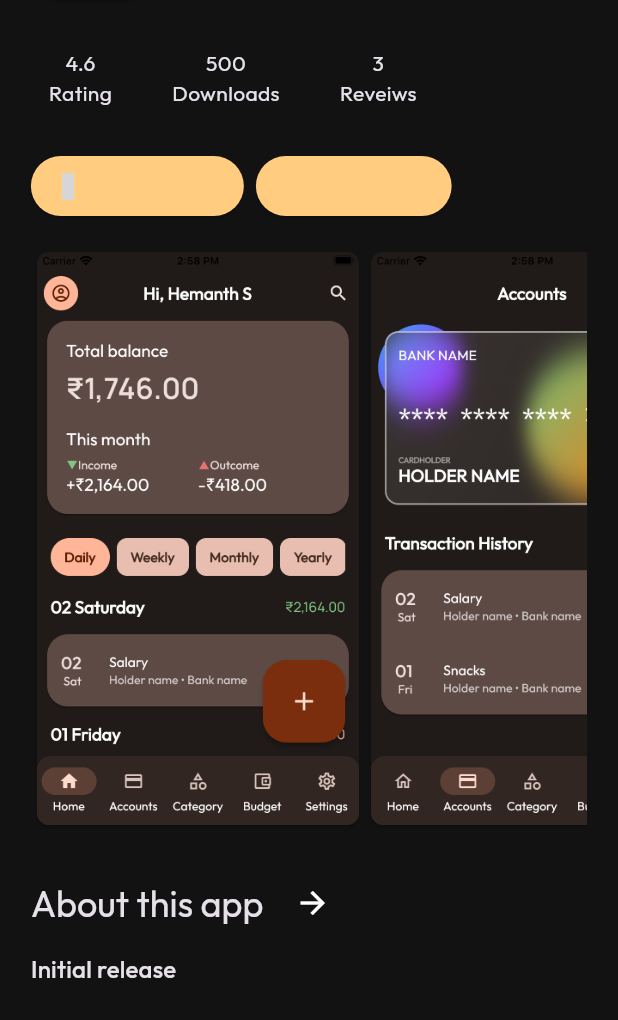
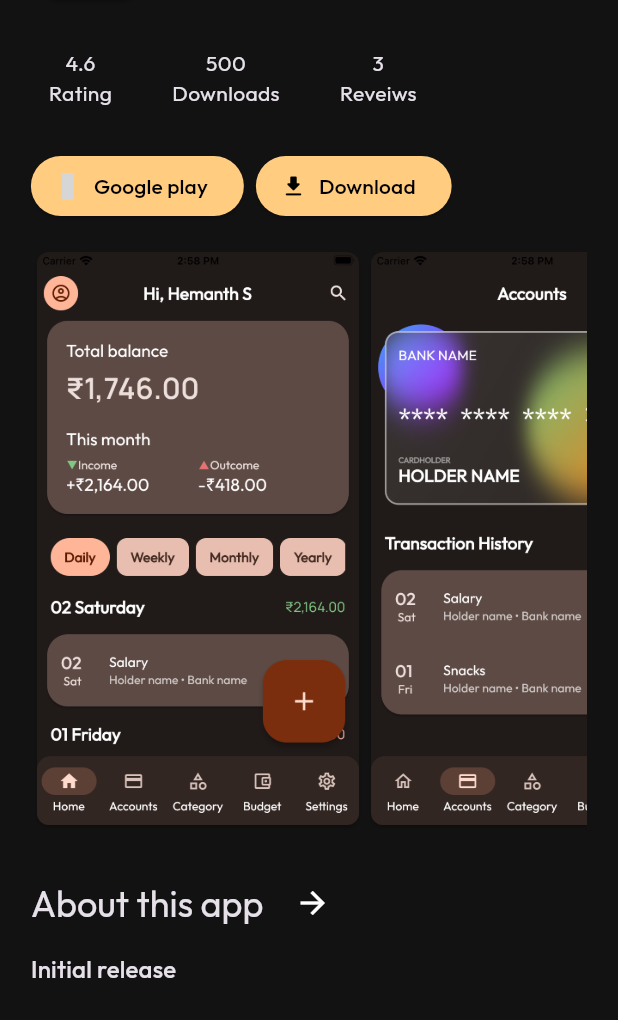
Before and after one commit to h4h13/hemanths, a Flutter app: the screen it shows after launch, after a tap on "Paisa - Expense Manager", on a phone screen of 412 x 824 dp, the part 216-1236 px from its top. Run offline on Flutter 3.47's test engine with Material 3 defaults, Android fonts, the phone set to English and light mode, and no system bars; our stand-ins replace google_fonts, material_design_icons_flutter, responsive_builder, url_strategy; grey boxes are pictures that could not be loaded.

Commit message:
implemented cursor change for social icons on hover.

```diff
--- a/lib/pages/projects/paisa_page.dart
+++ b/lib/pages/projects/paisa_page.dart
@@ -31,6 +31,7 @@ class PaisaPage extends StatelessWidget {
           ),
           style: ElevatedButton.styleFrom(
             backgroundColor: Theme.of(context).colorScheme.primary,
+            foregroundColor: Theme.of(context).colorScheme.onPrimary,
           ),
         ),
       ],
--- a/lib/pages/projects/project_page.dart
+++ b/lib/pages/projects/project_page.dart
@@ -131,7 +131,10 @@ class ProjectsPage extends StatelessWidget {
                           'google_play'.resolveString(),
                         ),
                         style: ElevatedButton.styleFrom(
-                          backgroundColor: Theme.of(context).colorScheme.primary,
+                          backgroundColor:
+                              Theme.of(context).colorScheme.primary,
+                          foregroundColor:
+                              Theme.of(context).colorScheme.onPrimary,
                         ),
                       ),
                       const SizedBox(
@@ -169,8 +172,10 @@ class ProjectsPage extends StatelessWidget {
                         ),
                         child: Text(
                           'About this app ',
-                          style:
-                              Theme.of(context).textTheme.headlineSmall?.copyWith(),
+                          style: Theme.of(context)
+                              .textTheme
+                              .headlineSmall
+                              ?.copyWith(),
                         ),
                       ),
                       const Icon(Icons.arrow_forward_outlined)
@@ -235,6 +240,7 @@ class ProjectsPage extends StatelessWidget {
                     ),
                     style: ElevatedButton.styleFrom(
                       backgroundColor: Theme.of(context).colorScheme.primary,
+                      foregroundColor: Theme.of(context).colorScheme.onPrimary,
                     ),
                   ),
                   const SizedBox(
@@ -264,8 +270,10 @@ class ProjectsPage extends StatelessWidget {
                         ),
                         child: Text(
                           'About this app ',
-                          style:
-                              Theme.of(context).textTheme.headlineSmall?.copyWith(),
+                          style: Theme.of(context)
+                              .textTheme
+                              .headlineSmall
+                              ?.copyWith(),
                         ),
                       ),
                       const Icon(Icons.arrow_forward_outlined)
--- a/lib/pages/projects/retro_music_page.dart
+++ b/lib/pages/projects/retro_music_page.dart
@@ -32,6 +32,7 @@ class RetroMusicPage extends StatelessWidget {
           ),
           style: ElevatedButton.styleFrom(
             backgroundColor: Theme.of(context).colorScheme.primary,
+            foregroundColor: Theme.of(context).colorScheme.onPrimary,
           ),
         ),
       ],
--- a/lib/widgets/social_icon.dart
+++ b/lib/widgets/social_icon.dart
@@ -58,6 +58,8 @@ class SocialIcon extends StatelessWidget {
       padding: const EdgeInsets.symmetric(
         horizontal: 8,
       ),
+      child: MouseRegion(
+        cursor: SystemMouseCursors.click,
         child: GestureDetector(
           onTap: onPressed,
           child: Icon(
@@ -66,6 +68,7 @@ class SocialIcon extends StatelessWidget {
             color: color,
           ),
         ),
+      ),
     );
   }
 }
```
Lines whose indentation alone changed are shown as unchanged.
